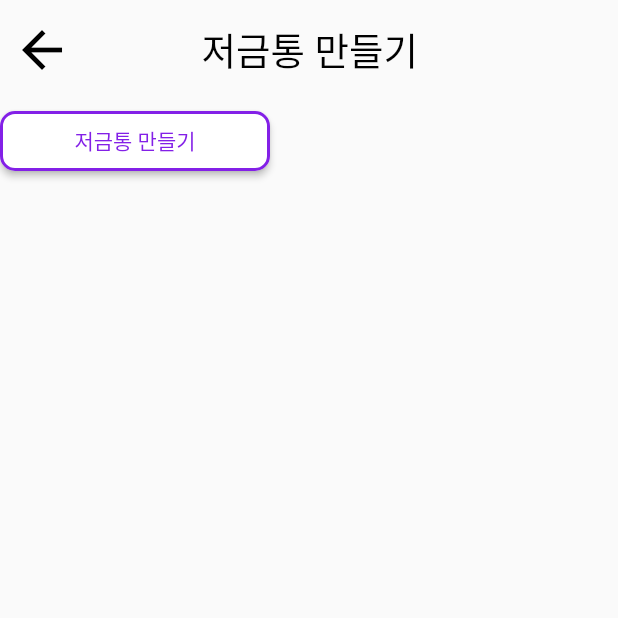
After one commit to tngus2sh/KeePing, a Flutter app: the MakePiggyTest screen opened directly, on a phone screen of 412 x 824 dp, the top half of it. The commit adds this screen. Run offline on Flutter 3.47's test engine with Material 2 defaults, Android fonts, the phone set to English and light mode, and no system bars; our stand-ins replace camera, flutter_image_compress, gallery_saver, image_picker, permission_handler; missing offline and left inert: google_mlkit_text_recognition, kakao_map_plugin.

Commit message:
feat: 저금통 샘플 코드 테스트 페이지 생성 및 기본 로직 추가 (#S09P22C207-169)

```diff
--- /dev/null
+++ b/client/lib/screens/piggy_page/make_piggy_test.dart
@@ -0,0 +1,95 @@
+import 'dart:convert';
+
+import 'package:http/http.dart' as http;
+import 'package:flutter/material.dart';
+import 'package:keeping/widgets/header.dart';
+
+// 임시 통신 주소 로그인 키
+const accessToken = 'eyJhbGciOiJIUzI1NiJ9.eyJzdWIiOiJ5ZWppIiwiYXV0aCI6IlVTRVIiLCJuYW1lIjoi7JiI7KeAIiwicGhvbmUiOiIwMTAtMDAwMC0wMDAwIiwiZXhwIjoxNjk1ODgyMDcxfQ.XgYC2up60frNzdg8TMJ3nC3JRRwFFZiBFXTE0XRTmS4';
+
+class MakePiggyTest extends StatefulWidget {
+  MakePiggyTest({super.key});
+
+  @override
+  _MakePiggyTestState createState() => _MakePiggyTestState();
+}
+
+class _MakePiggyTestState extends State<MakePiggyTest> {
+  String result = '생성X';
+
+  Widget makePiggyBtn() {
+    return ElevatedButton(
+      onPressed: () async {
+        final response = await httpPost(
+          'https://e8aa-121-178-98-20.ngrok-free.app/bank-service/piggy/yoonyeji',
+          {
+            'Authorization': 'Bearer $accessToken',
+            'Content-Type': 'multipart/form-data'
+          },
+          {
+            "content": "아디다스 삼바 내꺼야",
+            "goalMoney": 140000,
+            "authPassword": "123456",
+            // "uploadImage": adidas.png
+          }
+        );
+        if (response != null) {
+          setState(() {
+            result = response.toString();
+          });
+        } else {
+          setState(() {
+            result = '생성 실패';
+          });
+        }
+      },
+      style: authenticationBtnStyle(),
+      child: Text('저금통 만들기'),
+    );
+  }
+
+  @override
+  Widget build(BuildContext context) {
+    return Scaffold(
+      appBar: MyHeader(text: '저금통 만들기'),
+      body: makePiggyBtn(),
+    );
+  }
+}
+
+ButtonStyle authenticationBtnStyle() {
+  return ButtonStyle(
+    backgroundColor: MaterialStateProperty.all<Color>(Colors.white),
+    foregroundColor: MaterialStateProperty.all<Color>(const Color(0xFF8320E7)),
+    shape: MaterialStateProperty.all<RoundedRectangleBorder>(
+      RoundedRectangleBorder(
+        borderRadius: BorderRadius.circular(10),
+        side: BorderSide(
+          color: const Color(0xFF8320E7), // 테두리 색상 설정
+          width: 2.0, // 테두리 두께 설정
+        ),
+      )
+    ),
+    fixedSize: MaterialStateProperty.all<Size>(
+      Size(180, 40)
+    )
+  );
+}
+
+Future<dynamic> httpPost(String url, Map<String, String>? headers, Map<String, dynamic> body) async {
+  try {
+    var response = await http.post
+      (Uri.parse(url), headers: headers, body: json.encode(body)
+    );
+    if (response.statusCode == 200) {
+      var result = jsonDecode(response.body);
+      return result;
+    } else {
+      print('HTTP Request Failed with status code: ${response.statusCode}');
+      return null;
+    }
+  } catch (e) {
+    print('Error during HTTP request: $e');
+    return null;
+  }
+}
```
Also changed, not shown: client/lib/screens/main_page/child_main_page.dart (+7 -1 lines), client/pubspec.lock, 2 other files.
